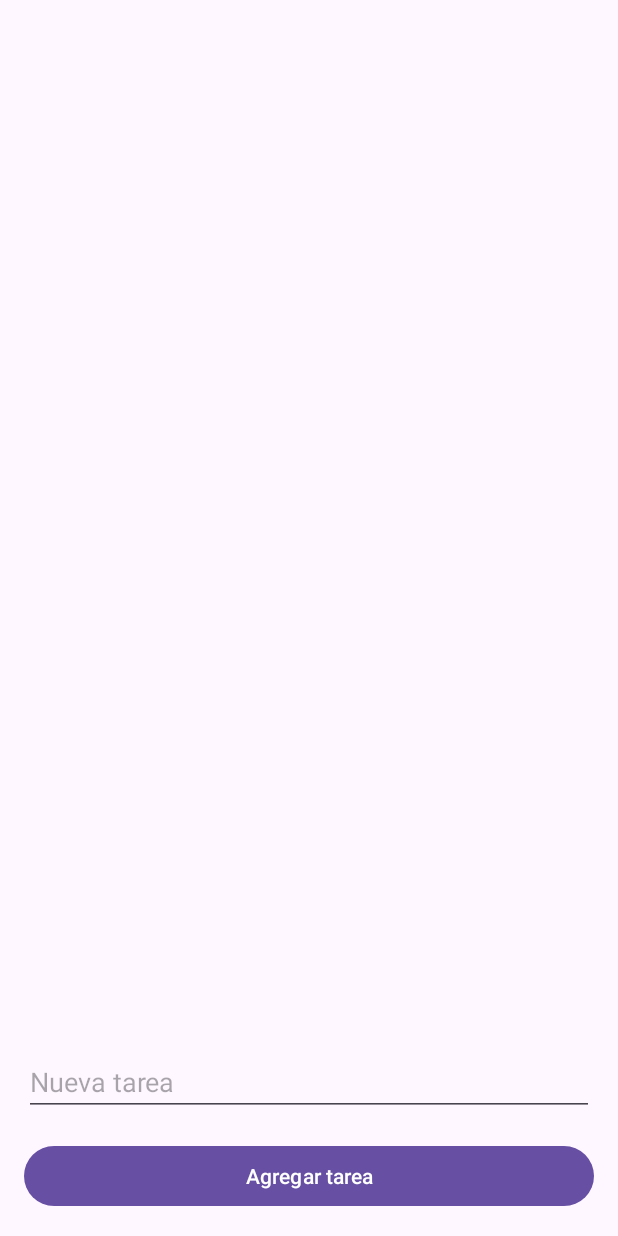
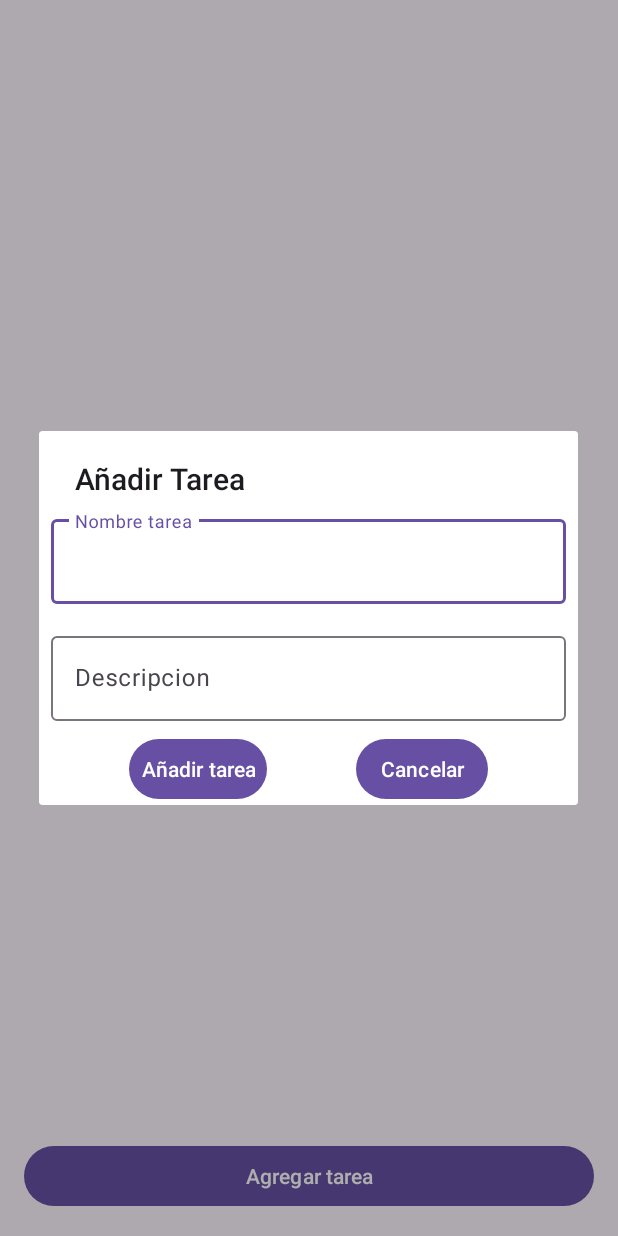
Before and after one commit to IgnacioBar/ListadeTareas, an Android app: the screen it shows after launch (MainActivity), after a tap on "Agregar tarea", on a phone screen of 412 x 824 dp. Run offline under Robolectric (Android 15) with nearby library versions, the phone set to English and light mode, and no system bars; our stand-ins replace Room's generated code.

Commit message:
Se incorpora dialogo de nueva tarea y se elimina editText en pntalla principal

```diff
--- a/app/src/main/AndroidManifest.xml
+++ b/app/src/main/AndroidManifest.xml
@@ -4,6 +4,7 @@
 
     <application
         android:allowBackup="true"
+        android:name=".TasksApplication"
         android:dataExtractionRules="@xml/data_extraction_rules"
         android:fullBackupContent="@xml/backup_rules"
         android:icon="@mipmap/ic_launcher"
--- /dev/null
+++ b/app/src/main/java/com/example/listadetareas/TasksApplication.kt
@@ -0,0 +1,31 @@
+package com.example.listadetareas
+
+import android.app.Application
+import androidx.room.Room
+import com.example.listadetareas.data.TasksDatabase
+
+/*****
+ * Proyect: Lista de tareas
+ * Package: com.example.listadetareas
+ *
+ * Created by Rafael Barbeyto Torrellas on 20/06/2023 at 16:47
+ * More info: https://www.linkedin.com/in/rafa-barbeyto/
+ *
+ * All rights reserved 2023.
+ *****/
+class TasksApplication : Application() {
+
+    companion object {
+        lateinit var database: TasksDatabase
+    }
+
+    override fun onCreate() {
+        super.onCreate()
+
+        database = Room.databaseBuilder(
+            this,
+            TasksDatabase::class.java,
+            "tasksList")
+            .build()
+    }
+}
--- /dev/null
+++ b/app/src/main/java/com/example/listadetareas/data/TasksDao.kt
@@ -0,0 +1,36 @@
+package com.example.listadetareas.data
+
+import androidx.room.Dao
+import androidx.room.Delete
+import androidx.room.Insert
+import androidx.room.Query
+import androidx.room.Update
+
+/*****
+ * Proyect: Lista de tareas
+ * Package: com.example.listadetareas.data
+ *
+ * Created by Rafael Barbeyto Torrellas on 20/06/2023 at 16:24
+ * More info: https://www.linkedin.com/in/rafa-barbeyto/
+ *
+ * All rights reserved 2023.
+ *****/
+@Dao
+interface TasksDao {
+
+    @Query("SELECT * FROM tasksList")
+    fun getTasks(): MutableList<TasksEntity>
+
+    @Query("SELECT * FROM tasksList WHERE finish = :finished ")
+    fun getTasksFinished(finished: Boolean = true): MutableList<TasksEntity>
+
+    @Insert
+    suspend fun addTask(item: TasksEntity)
+
+    @Update
+    suspend fun updateTask(item: TasksEntity)
+
+    @Delete
+    suspend fun deleteTask(item: TasksEntity)
+
+}
--- /dev/null
+++ b/app/src/main/java/com/example/listadetareas/data/TasksDatabase.kt
@@ -0,0 +1,18 @@
+package com.example.listadetareas.data
+
+import androidx.room.Database
+import androidx.room.RoomDatabase
+
+/*****
+ * Proyect: Lista de tareas
+ * Package: com.example.listadetareas.data
+ *
+ * Created by Rafael Barbeyto Torrellas on 20/06/2023 at 16:09
+ * More info: https://www.linkedin.com/in/rafa-barbeyto/
+ *
+ * All rights reserved 2023.
+ *****/
+@Database(entities = [TasksEntity::class], version = 1)
+abstract class TasksDatabase:RoomDatabase() {
+    abstract fun taskDao():TasksDao
+}
--- /dev/null
+++ b/app/src/main/java/com/example/listadetareas/domain/GetTasksUseCase.kt
@@ -0,0 +1,23 @@
+package com.example.listadetareas.domain
+
+import com.example.listadetareas.data.TasksRepository
+import com.example.listadetareas.ui.model.TaskModel
+
+/*****
+ * Proyect: Lista de tareas
+ * Package: com.example.listadetareas.domain
+ *
+ * Created by Rafael Barbeyto Torrellas on 20/06/2023 at 17:24
+ * More info: https://www.linkedin.com/in/rafa-barbeyto/
+ *
+ * All rights reserved 2023.
+ *****/
+class GetTasksUseCase {
+
+    private var repository = TasksRepository()
+
+    operator fun invoke(): MutableList<TaskModel>{
+        return repository.tasks
+    }
+
+}
--- a/app/src/main/java/com/example/listadetareas/ui/MainActivity.kt
+++ b/app/src/main/java/com/example/listadetareas/ui/MainActivity.kt
@@ -1,21 +1,26 @@
 package com.example.listadetareas.ui
 
 import android.os.Bundle
+import android.view.LayoutInflater
+import android.view.View
 import android.widget.Toast
 import androidx.activity.viewModels
+import androidx.appcompat.app.AlertDialog
 import androidx.appcompat.app.AppCompatActivity
 import androidx.recyclerview.widget.LinearLayoutManager
 import androidx.recyclerview.widget.RecyclerView.*
+import com.example.listadetareas.R
 import com.example.listadetareas.databinding.ActivityMainBinding
+import com.example.listadetareas.databinding.NewTaskBinding
 import com.example.listadetareas.ui.adapter.OnClickListener
 import com.example.listadetareas.ui.adapter.TasksAdapter
 import com.example.listadetareas.ui.model.TaskModel
+import com.google.android.material.dialog.MaterialAlertDialogBuilder
+
 
 class MainActivity : AppCompatActivity(), OnClickListener {
 
     private lateinit var mBinding: ActivityMainBinding
-    private var tasks: MutableList<TaskModel> = mutableListOf()
-
     private lateinit var mAdapter: TasksAdapter
 
     //LinearLayout
@@ -30,36 +35,20 @@ class MainActivity : AppCompatActivity(), OnClickListener {
         mBinding = ActivityMainBinding.inflate(layoutInflater)
         setContentView(mBinding.root)
 
+        // Inicializar el recyclerView
+        initRecyclerView()
         //Establezco la configuración de observadores del ViewModel
         initViewModel()
-        // Inicializar el recyclerView
-        initRecyclerView()
 
         // Manejar el clic en el botón de agregar tarea
         mBinding.btnAddTask.setOnClickListener {
-            // Obtener el texto ingresado en el campo de texto
-            val taskName = mBinding.etNameTask.text.toString().trim()
-
-            // Verificar si el nombre no está vacío
-            if (taskName.isNotEmpty()) {
-                // Agregar la tarea a la lista
-                mainViewModel.addTask(
-                    TaskModel(
-                        id = System.currentTimeMillis(),
-                        name = mBinding.etNameTask.text.toString().trim(),
-                        description = "",
-                        finish = false
-                    )
-                )
-                // Limpiar el campo de texto
-                mBinding.etNameTask.text.clear()
-            }
+            showDialog()
         }
     }
 
     private fun initRecyclerView() {
         //una unica columna
-        mAdapter = TasksAdapter(tasks, this)
+        mAdapter = TasksAdapter(mutableListOf(), this)
         mLinearLayout = LinearLayoutManager(this)
         //Grid
         // mGridLayout = GridLayoutManager(this, spanCount)
@@ -72,28 +61,33 @@ class MainActivity : AppCompatActivity(), OnClickListener {
 
     private fun initViewModel() {
 
+        mainViewModel.getAllTasks()
+
         mainViewModel.tasks.observe(this) { tasksList ->
             //Si el listado de tareas cambia, se actualiza el RV
-
-            if (tasksList.isNotEmpty())
-                mAdapter = TasksAdapter(tasksList, this)
-                mBinding.recyclerView.adapter = mAdapter
-                mBinding.recyclerView.adapter?.notifyItemChanged(tasksList.size - 1)
+            mAdapter = TasksAdapter(tasksList, this)
+            mBinding.recyclerView.adapter = mAdapter
+            mBinding.recyclerView.adapter?.notifyItemChanged(tasksList.size - 1)
         }
-
     }
-
-
-    //Esta funcion se llama desde el OnCreate
-
 
     override fun onDeleteTask(taskModel: TaskModel) {
         // Eliminar la tarea de la lista
-        mainViewModel.onDeleteTask(taskModel)
-        Toast.makeText(this, "Item eliminado", Toast.LENGTH_SHORT).show()
+        MaterialAlertDialogBuilder(this)
+            .setTitle(getString(R.string.text_title_alert_delete))
+            .setMessage(getString(R.string.text_explain_delete).plus("${taskModel.name}?"))
+            .setNegativeButton("Descartar") { _, _ ->
+                // Respond to neutral button press
+            }
+            .setPositiveButton("Eliminar") { _, _ ->
+                mainViewModel.onDeleteTask(taskModel)
+                Toast.makeText(this, "Item eliminado", Toast.LENGTH_SHORT).show()
+            }
+            .show()
     }
 
     override fun onUpdateTask(taskModel: TaskModel) {
+        //Actualizar la tarea seleccionada
         mainViewModel.onUpdateTask(taskModel)
         Toast.makeText(this, "Item actualizado", Toast.LENGTH_SHORT).show()
     }
@@ -101,4 +95,40 @@ class MainActivity : AppCompatActivity(), OnClickListener {
     override fun onClickItem(taskModel: TaskModel) {
         Toast.makeText(this, "Has pulsado la tarea: ${taskModel.name}", Toast.LENGTH_SHORT).show()
     }
+
+    private fun showDialog() {
+
+        val dialogBinding = NewTaskBinding.inflate(LayoutInflater.from(this))
+        val dialogView: View = dialogBinding.root
+
+        val dialogBuilder: AlertDialog.Builder = AlertDialog.Builder(this)
+            .setView(dialogView)
+            .setTitle("Añadir Tarea")
+            .setCancelable(false)
+
+        val dialog: AlertDialog = dialogBuilder.create()
+        dialog.show()
+
+        dialogBinding.btnCancelTask.setOnClickListener {
+            dialog.dismiss()
+        }
+
+        dialogBinding.btnAddTaskDialog.setOnClickListener {
+
+            val name = dialogBinding.etNameTaskDialog.text.toString()
+            val description = dialogBinding.etDescriptionDialog.text.toString()
+
+            if (name.isNotEmpty()) {
+                // Agregar la tarea a la lista
+                mainViewModel.addTask(
+                    TaskModel(
+                        name = name.trim(),
+                        description = description.trim(),
+                        finish = false
+                    )
+                )
+                dialog.dismiss()
+            }
+        }
+    }
 }
--- a/app/src/main/java/com/example/listadetareas/ui/adapter/TaskAdapter.kt
+++ b/app/src/main/java/com/example/listadetareas/ui/adapter/TaskAdapter.kt
@@ -16,7 +16,7 @@ import com.example.listadetareas.ui.model.TaskModel
  * All rights reserved 2023.
  *****/
 
-class TasksAdapter(private val taskModel: MutableList<TaskModel>,
+class TasksAdapter(private val taskModel: List<TaskModel>,
                    private var listener: OnClickListener
 ) :
     RecyclerView.Adapter<TaskViewHolder>() {
--- a/app/src/main/java/com/example/listadetareas/ui/adapter/TaskViewHolder.kt
+++ b/app/src/main/java/com/example/listadetareas/ui/adapter/TaskViewHolder.kt
@@ -46,7 +46,6 @@ class TaskViewHolder(view: View) : RecyclerView.ViewHolder(view) {
             )
             listener.onUpdateTask(taskModel = updateTask)
         }
-
     }
 
 }
--- a/app/src/main/res/layout/activity_main.xml
+++ b/app/src/main/res/layout/activity_main.xml
@@ -13,22 +13,10 @@
         android:layout_marginBottom="16dp"
         tools:listitem="@layout/item_task"
         app:layout_constraintTop_toTopOf="parent"
-        app:layout_constraintBottom_toTopOf="@id/etNameTask"
+        app:layout_constraintBottom_toTopOf="@id/btnAddTask"
         app:layout_constraintEnd_toEndOf="parent"
         app:layout_constraintStart_toStartOf="parent"/>
 
-    <EditText
-        android:id="@+id/etNameTask"
-        android:layout_width="match_parent"
-        android:layout_height="wrap_content"
-        android:layout_marginBottom="16dp"
-        android:hint="@string/hint_new_task"
-        android:autofillHints="name"
-        android:inputType="text"
-        app:layout_constraintStart_toStartOf="parent"
-        app:layout_constraintEnd_toEndOf="parent"
-        app:layout_constraintTop_toBottomOf="@id/recyclerView"
-        app:layout_constraintBottom_toTopOf="@id/btnAddTask"/>
 
     <Button
         android:id="@+id/btnAddTask"
@@ -37,7 +25,7 @@
         android:text="@string/text_btn_new_task"
         app:layout_constraintStart_toStartOf="parent"
         app:layout_constraintEnd_toEndOf="parent"
-        app:layout_constraintTop_toBottomOf="@id/etNameTask"
+        app:layout_constraintTop_toBottomOf="@id/recyclerView"
         app:layout_constraintBottom_toBottomOf="parent"/>
 
 </androidx.constraintlayout.widget.ConstraintLayout>
--- /dev/null
+++ b/app/src/main/res/layout/new_task.xml
@@ -0,0 +1,59 @@
+<?xml version="1.0" encoding="utf-8"?>
+<androidx.constraintlayout.widget.ConstraintLayout xmlns:android="http://schemas.android.com/apk/res/android"
+    android:layout_width="match_parent"
+    android:layout_height="wrap_content"
+    xmlns:app="http://schemas.android.com/apk/res-auto"
+    android:orientation="vertical">
+
+    <com.google.android.material.textfield.TextInputLayout
+        android:id="@+id/tilNameTask"
+        android:layout_width="match_parent"
+        android:layout_height="wrap_content"
+        android:padding="8dp"
+        app:layout_constraintTop_toTopOf="parent">
+
+        <com.google.android.material.textfield.TextInputEditText
+            android:id="@+id/etNameTaskDialog"
+            android:layout_width="match_parent"
+            android:layout_height="wrap_content"
+            android:hint="@string/hint_task_name_dialog"/>
+
+    </com.google.android.material.textfield.TextInputLayout>
+
+    <com.google.android.material.textfield.TextInputLayout
+        android:id="@+id/tilDescription"
+        android:layout_width="match_parent"
+        android:layout_height="wrap_content"
+        android:padding="8dp"
+        app:layout_constraintTop_toBottomOf="@id/tilNameTask">
+
+        <com.google.android.material.textfield.TextInputEditText
+            android:id="@+id/etDescriptionDialog"
+            android:layout_width="match_parent"
+            android:layout_height="match_parent"
+            android:hint="@string/hint_description_task_dialog"/>
+
+    </com.google.android.material.textfield.TextInputLayout>
+
+
+        <com.google.android.material.button.MaterialButton
+            android:id="@+id/btnAddTaskDialog"
+            android:layout_width="wrap_content"
+            android:layout_height="match_parent"
+            android:text="@string/text_btn_add_task"
+            android:padding="8dp"
+            app:layout_constraintTop_toBottomOf="@id/tilDescription"
+            app:layout_constraintStart_toStartOf="parent"
+            app:layout_constraintEnd_toStartOf="@id/btnCancelTask"/>
+
+        <com.google.android.material.button.MaterialButton
+            android:id="@+id/btnCancelTask"
+            android:layout_width="wrap_content"
+            android:layout_height="match_parent"
+            android:text="@string/text_btn_cancel_task"
+            android:padding="8dp"
+            app:layout_constraintTop_toBottomOf="@id/tilDescription"
+            app:layout_constraintStart_toEndOf="@id/btnAddTaskDialog"
+            app:layout_constraintEnd_toEndOf="parent"/>
+
+</androidx.constraintlayout.widget.ConstraintLayout>
--- a/app/src/main/res/values/strings.xml
+++ b/app/src/main/res/values/strings.xml
@@ -6,4 +6,10 @@
     <string name="contentDescriptionDelete">Delete</string>
     <string name="hint_new_task">Nueva tarea</string>
     <string name="text_btn_new_task">Agregar tarea</string>
+    <string name="text_title_alert_delete">Confirmación borrado</string>
+    <string name="text_explain_delete">"¿desea eliminar la tarea  "</string>
+    <string name="text_btn_add_task">Añadir tarea</string>
+    <string name="text_btn_cancel_task">Cancelar</string>
+    <string name="hint_task_name_dialog">Nombre tarea</string>
+    <string name="hint_description_task_dialog">Descripcion</string>
 </resources>
```
Also changed, not shown: app/build.gradle (+19 -3 lines), app/src/main/java/com/example/listadetareas/data/TasksEntity.kt (added, +27 -0 lines), app/src/main/java/com/example/listadetareas/data/TasksRepository.kt (added, +66 -0 lines), app/src/main/java/com/example/listadetareas/domain/AddTaskUseCase.kt (added, +22 -0 lines), app/src/main/java/com/example/listadetareas/domain/DeleteTaskUseCase.kt (added, +22 -0 lines), app/src/main/java/com/example/listadetareas/domain/GetTasksFinishedUseCase.kt (added, +22 -0 lines), app/src/main/java/com/example/listadetareas/domain/UpdateTaskUseCase.kt (added, +23 -0 lines), app/src/main/java/com/example/listadetareas/ui/TasksViewModel.kt (+42 -19 lines).
